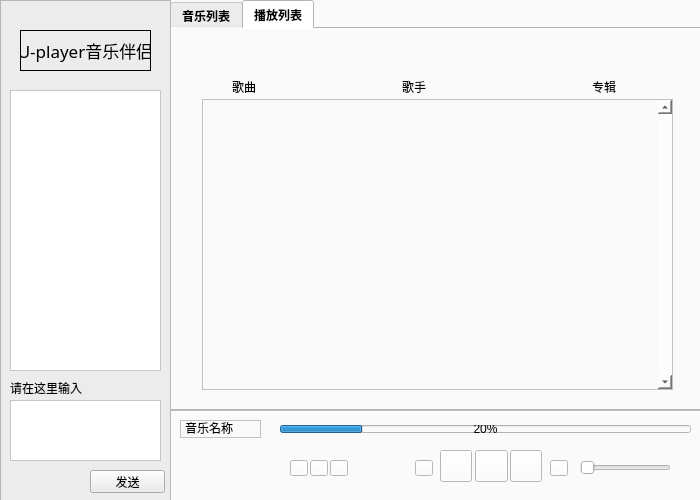
This is ui/FrontEnd.ui in 2incccc/u-player as Qt 5 draws it before an edit. The edited form follows.
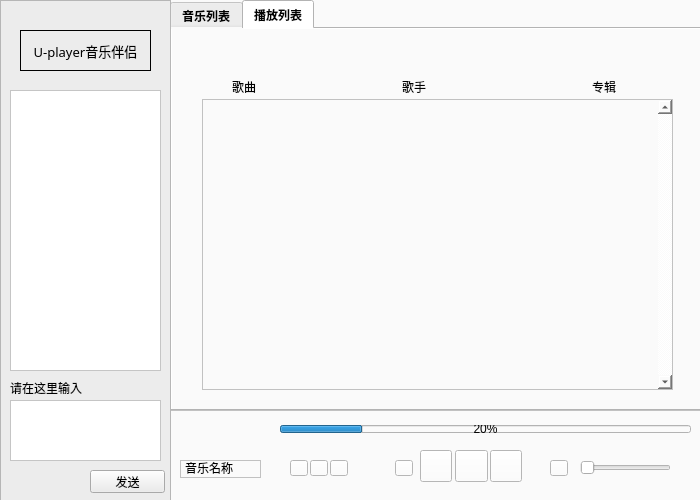
This is the edited form. Icons and pictures are not drawn.

Patch:
```diff
--- a/ui/FrontEnd.ui
+++ b/ui/FrontEnd.ui
@@ -13,6 +13,12 @@
     <height>500</height>
    </rect>
   </property>
+  <property name="minimumSize">
+   <size>
+    <width>700</width>
+    <height>500</height>
+   </size>
+  </property>
   <property name="maximumSize">
    <size>
     <width>700</width>
@@ -135,13 +141,11 @@
     </property>
     <property name="font">
      <font>
-      <family>甜有万种星河</family>
-      <pointsize>13</pointsize>
+      <family>方正粗黑宋简体</family>
+      <pointsize>10</pointsize>
       <weight>50</weight>
       <italic>false</italic>
       <bold>false</bold>
-      <stylestrategy>PreferDefault</stylestrategy>
-      <kerning>true</kerning>
      </font>
     </property>
     <property name="styleSheet">
@@ -563,7 +567,7 @@
     <property name="geometry">
      <rect>
       <x>10</x>
-      <y>10</y>
+      <y>50</y>
       <width>81</width>
       <height>18</height>
      </rect>
@@ -635,7 +639,7 @@
    <widget class="QPushButton" name="Button_next">
     <property name="geometry">
      <rect>
-      <x>340</x>
+      <x>320</x>
       <y>40</y>
       <width>32</width>
       <height>32</height>
@@ -668,7 +672,7 @@
    <widget class="QPushButton" name="Button_play">
     <property name="geometry">
      <rect>
-      <x>305</x>
+      <x>285</x>
       <y>40</y>
       <width>33</width>
       <height>32</height>
@@ -703,7 +707,7 @@
    <widget class="QPushButton" name="Button_loop">
     <property name="geometry">
      <rect>
-      <x>245</x>
+      <x>225</x>
       <y>50</y>
       <width>18</width>
       <height>16</height>
@@ -783,7 +787,7 @@
    <widget class="QPushButton" name="Button_prior">
     <property name="geometry">
      <rect>
-      <x>270</x>
+      <x>250</x>
       <y>40</y>
       <width>32</width>
       <height>32</height>
```
Left out of the diff: 3 changed lines with no effect on the pictures.
